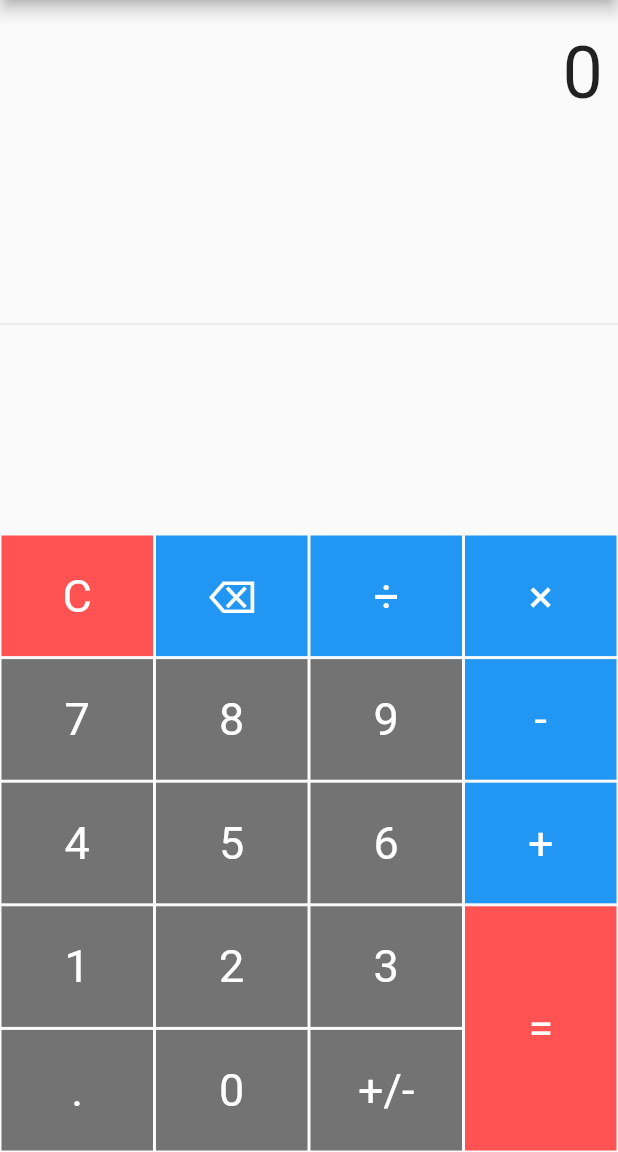
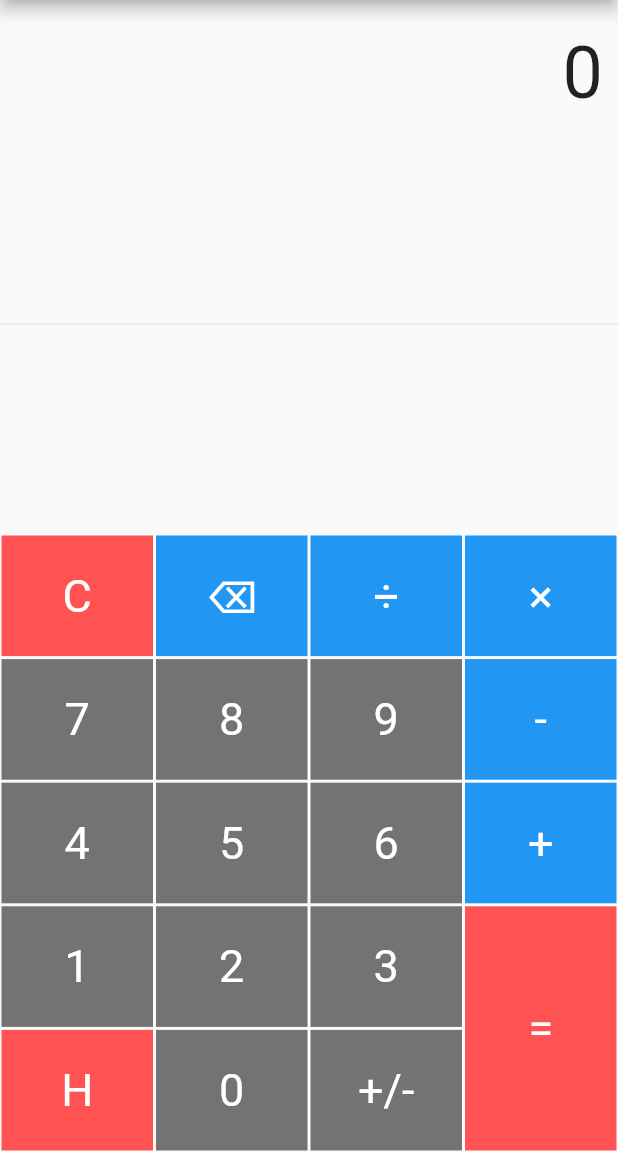
Before and after one commit to dantebarton/flutter_calculator, a Flutter app: the screen it shows after launch, on a phone screen of 412 x 824 dp, the part 84-1236 px from its top. Run offline on Flutter 3.47's test engine with Material 2 defaults, Android fonts, the phone set to English and light mode, and no system bars; missing offline and left inert: window_size.

Commit message:
Update main.dart
Start of Page management

```diff
--- a/lib/main.dart
+++ b/lib/main.dart
@@ -22,9 +22,15 @@ class Calculator extends StatelessWidget {
         debugShowCheckedModeBanner: false,
         title: 'Simple Calculator',
         theme: ThemeData(primaryColor: Colors.blue),
-        home: Scaffold(
-          body: SimpleCalculator(),
-        ));
+        initialRoute: '/',
+        routes: {
+          '/': (context) => SimpleCalculator(),
+          '/second': (context) => const CalcHistory()
+        }
+        // home: Scaffold(
+        //   body: SimpleCalculator(),
+        // )
+        );
   }
 }
 
@@ -36,9 +42,11 @@ class SimpleCalculator extends StatefulWidget {
 }
 
 String? operator;
+String equation = "0";
 int? result;
 int? firstOperand;
 int? secondOperand;
+int? deleted;
 
 class _SimpleCalculatorState extends State<SimpleCalculator> {
   @override
@@ -128,10 +136,12 @@ class _SimpleCalculatorState extends State<SimpleCalculator> {
                     ]),
                     TableRow(children: [
                       BuildButton(
-                          buttonText: ".",
+                          buttonText: "H",
+                          buttonColor: Colors.redAccent,
                           buttonHeight: 1,
-                          buttonColor: Colors.black54,
-                          onTap: () => _operatorPressed(".")),
+                          onTap: () {
+                            Navigator.pushNamed(context, '/second');
+                          }),
                       BuildButton(
                           buttonText: "0",
                           buttonHeight: 1,
@@ -193,6 +203,11 @@ class _SimpleCalculatorState extends State<SimpleCalculator> {
       if (result != null) {
         result == null;
         firstOperand = (firstOperand! * -1);
+        return;
+      }
+
+      if (secondOperand != null) {
+        secondOperand = (secondOperand! * -1);
         return;
       }
 
@@ -274,20 +289,75 @@ class _SimpleCalculatorState extends State<SimpleCalculator> {
     });
   }
 
-  delete() {}
+  delete() {
+    setState(() {
+      deleted = 1;
+      equation = equation.substring(0, equation.length - 1);
+      if (equation.isEmpty) {
+        equation = '0';
+      }
+      if (secondOperand != null) {
+        if (equation.substring(equation.indexOf(operator!) + 1).isEmpty) {
+          secondOperand = null;
+        } else {
+          secondOperand =
+              int.tryParse(equation.substring(equation.indexOf(operator!) + 1));
+        }
+        return;
+      }
+      if (operator != null) {
+        operator = null;
+        return;
+      }
+      if (firstOperand != null) {
+        firstOperand = int.tryParse(equation);
+        return;
+      }
+    });
+  }
+
   String _getDisplayText() {
+    if (deleted != null) {
+      deleted = null;
+      return equation;
+    }
     if (result != null) {
-      return '$result';
+      equation = '$result';
+      return equation;
     }
     if (secondOperand != null) {
-      return '$firstOperand$operator$secondOperand';
+      equation = '$firstOperand$operator$secondOperand';
+      return equation;
     }
     if (operator != null) {
-      return '$firstOperand$operator';
+      equation = '$firstOperand$operator';
+      return equation;
     }
     if (firstOperand != null) {
-      return '$firstOperand';
+      equation = '$firstOperand';
+      return equation;
     }
-    return '0';
+
+    return equation = '0';
   }
 }
+
+class CalcHistory extends StatelessWidget {
+  const CalcHistory({Key? key}) : super(key: key);
+
+  @override
+  Widget build(BuildContext context) {
+    return Scaffold(
+        appBar: AppBar(
+          title: const Text('History'),
+        ),
+        body: Center(
+          child: ElevatedButton(
+            onPressed: () {
+              Navigator.pop(context);
+            },
+            child: const Text('Go back!'),
+          ),
+        ));
+  }
+}
```
